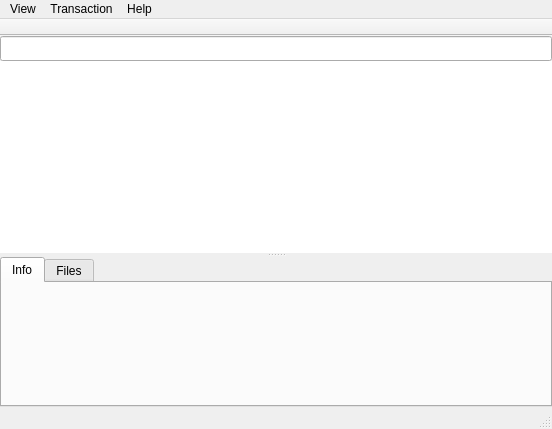
Above: ui/mainwindow.ui from aarnt/octopi before the change. Below: the same form after it.
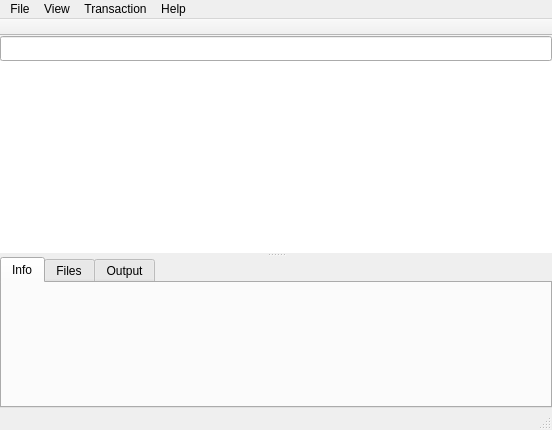
That is the form after the change. The open tabs and pages were chosen to show the change. Icons and pictures are not drawn. Custom widgets are drawn as their Qt base class.

What changed in the file:
```diff
--- a/ui/mainwindow.ui
+++ b/ui/mainwindow.ui
@@ -7,7 +7,7 @@
     <x>0</x>
     <y>0</y>
     <width>552</width>
-    <height>404</height>
+    <height>430</height>
    </rect>
   </property>
   <property name="windowTitle">
@@ -106,6 +106,11 @@
            <string>Files</string>
           </attribute>
          </widget>
+         <widget class="QWidget" name="tabOutput">
+          <attribute name="title">
+           <string>Output</string>
+          </attribute>
+         </widget>
         </widget>
        </widget>
       </item>
@@ -142,6 +147,15 @@
     <addaction name="actionCommit"/>
     <addaction name="actionRollback"/>
    </widget>
+   <widget class="QMenu" name="menuFile">
+    <property name="title">
+     <string>File</string>
+    </property>
+    <addaction name="actionSync_packages"/>
+    <addaction name="separator"/>
+    <addaction name="actionExit"/>
+   </widget>
+   <addaction name="menuFile"/>
    <addaction name="menuView"/>
    <addaction name="menuTransaction"/>
    <addaction name="menuHelp"/>
@@ -191,6 +205,13 @@
   </action>
  </widget>
  <layoutdefault spacing="6" margin="11"/>
+ <customwidgets>
+  <customwidget>
+   <class>SearchLineEdit</class>
+   <extends>QLineEdit</extends>
+   <header>src/searchlineedit.h</header>
+  </customwidget>
+ </customwidgets>
  <tabstops>
   <tabstop>tvPackages</tabstop>
   <tabstop>twProperties</tabstop>
```
Left out of the diff: 20 changed lines with no effect on the pictures.
